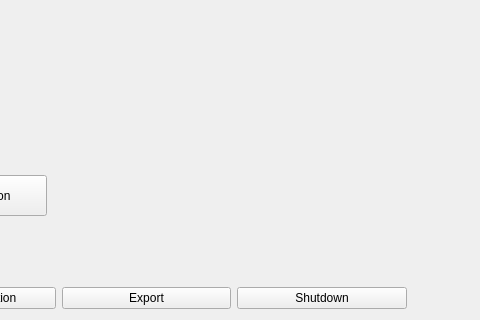
Above: mainwindow.ui from haobo724/qt_xbox_controller before the change; both pictures show x 154 to 634 and y 395 to 715 of the 835 by 865 pixel window. Below: the same form after it.
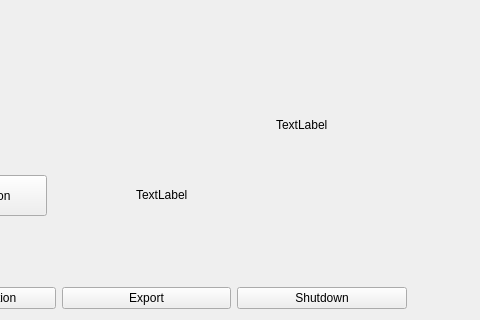
That is the form after the change. Icons and pictures are not drawn.

The edit to the form file:
```diff
--- a/mainwindow.ui
+++ b/mainwindow.ui
@@ -292,7 +292,7 @@
      <string/>
     </property>
    </widget>
-   <widget class="QWidget" name="">
+   <widget class="QWidget" name="layoutWidget">
     <property name="geometry">
      <rect>
       <x>0</x>
@@ -380,7 +380,7 @@
      </item>
     </layout>
    </widget>
-   <widget class="QWidget" name="">
+   <widget class="QWidget" name="layoutWidget">
     <property name="geometry">
      <rect>
       <x>40</x>
@@ -413,6 +413,32 @@
      </item>
     </layout>
    </widget>
+   <widget class="QLabel" name="lbCP">
+    <property name="geometry">
+     <rect>
+      <x>290</x>
+      <y>580</y>
+      <width>69</width>
+      <height>20</height>
+     </rect>
+    </property>
+    <property name="text">
+     <string>TextLabel</string>
+    </property>
+   </widget>
+   <widget class="QLabel" name="label_24">
+    <property name="geometry">
+     <rect>
+      <x>430</x>
+      <y>510</y>
+      <width>69</width>
+      <height>20</height>
+     </rect>
+    </property>
+    <property name="text">
+     <string>TextLabel</string>
+    </property>
+   </widget>
   </widget>
   <widget class="QMenuBar" name="menubar">
    <property name="geometry">
```
Left out of the diff: 2 changed lines with no effect on the pictures.
